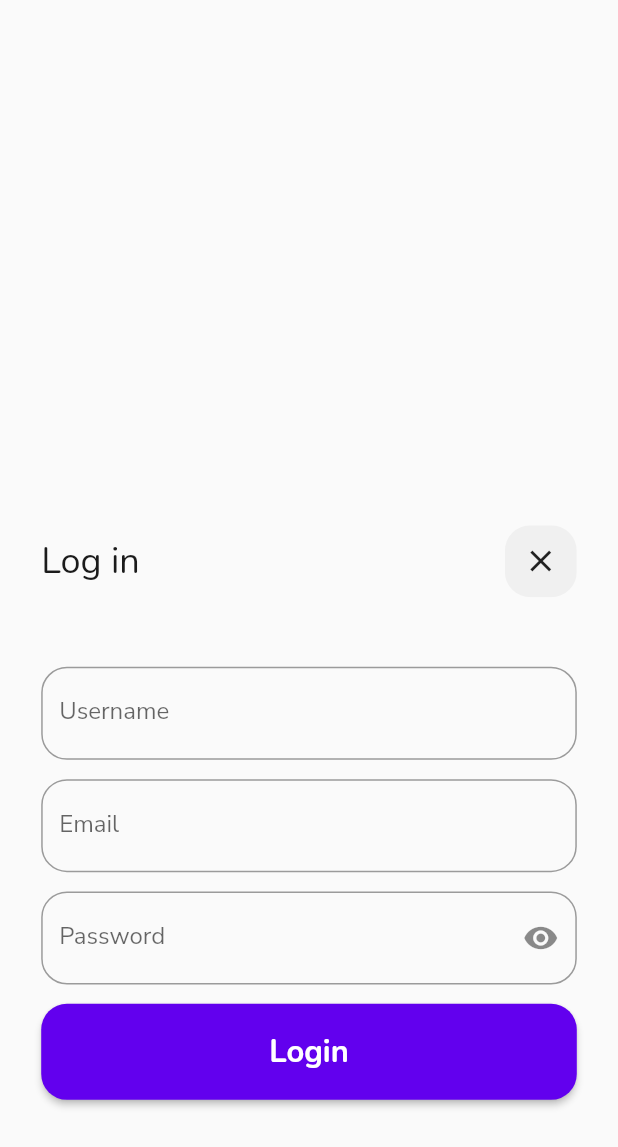
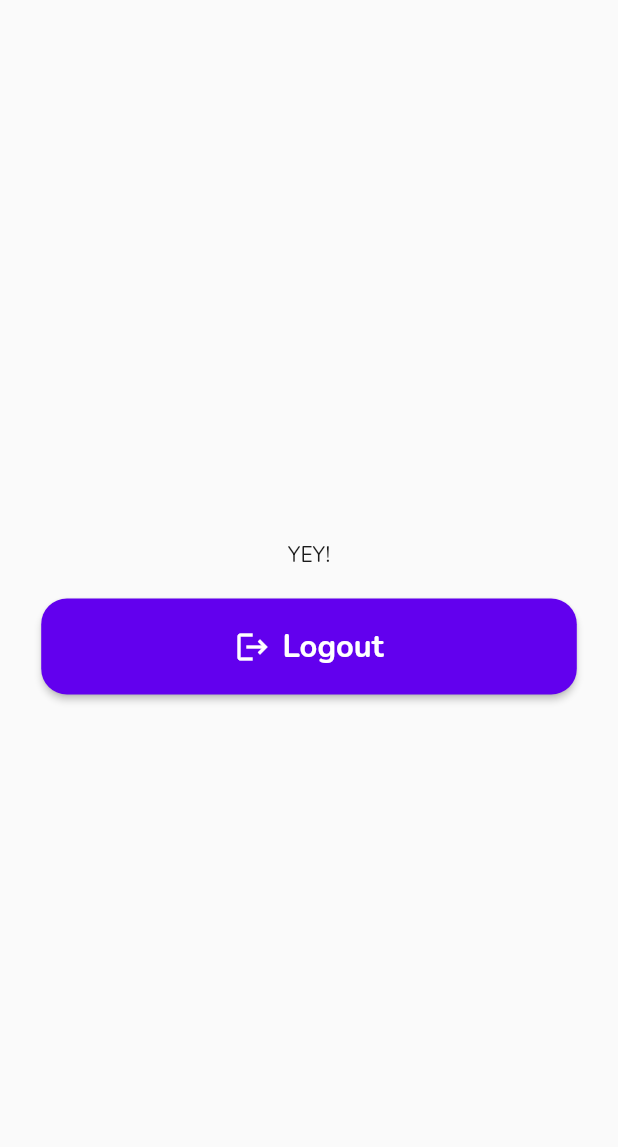
Before and after one commit to Guimmam/cards_app, a Flutter app: the LoginModalBottomSheet widget shown alone on an empty page, opened directly, after a tap on "Login", on a phone screen of 412 x 824 dp. Shown: the top 1147 px of the screen. Run offline on Flutter 3.47's test engine with Material 2 defaults, Android fonts, the phone set to English and light mode, and no system bars; our stand-ins replace firebase_auth, firebase_core, flutter_screenutil, font_awesome_flutter, google_fonts; missing offline and left inert: flutter_displaymode; accounts and stored records are empty; network calls fail.

Commit message:
login via email added

```diff
--- /dev/null
+++ b/lib/presentation/screens/home_screen.dart
@@ -0,0 +1,39 @@
+import 'package:firebase_auth/firebase_auth.dart';
+import 'package:flutter/material.dart';
+import 'package:flutter_screenutil/flutter_screenutil.dart';
+
+class HomeScreen extends StatelessWidget {
+  const HomeScreen({Key? key}) : super(key: key);
+
+  @override
+  Widget build(BuildContext context) {
+
+    final user = FirebaseAuth.instance.currentUser!;
+
+    return Scaffold(
+      body: SafeArea(
+        child: Padding(
+          padding: EdgeInsets.symmetric(horizontal: 24.w, vertical: 16.h),
+          child: Center(
+            child: Column(
+              mainAxisAlignment: MainAxisAlignment.center,
+              children: [
+                Text('YEY!'),
+                Text(user.email!),
+                SizedBox(
+                  width: double.infinity,
+                  child: ElevatedButton.icon(
+                      onPressed: () {
+                        FirebaseAuth.instance.signOut();
+                      },
+                      icon: Icon(Icons.logout),
+                      label: Text('Logout')),
+                )
+              ],
+            ),
+          ),
+        ),
+      ),
+    );
+  }
+}
--- a/lib/presentation/screens/welcome_screen.dart
+++ b/lib/presentation/screens/welcome_screen.dart
@@ -1,4 +1,4 @@
-import 'package:cards_app/presentation/screens/modal_bottom_sheet_create_account.dart';
+import 'package:cards_app/presentation/widgets/create_account_modal_bottom_sheet.dart';
 import 'package:cards_app/presentation/widgets/continue_with_button.dart';
 import 'package:cards_app/presentation/widgets/login_modal_bottom_sheet.dart';
 
@@ -108,6 +108,6 @@
         shape: RoundedRectangleBorder(
             borderRadius: BorderRadius.vertical(top: Radius.circular(15.r))),
         context: context,
-        builder: (context) => const ModalBottomSheetCreateAccount());
+        builder: (context) => const CreateAccountModalBottomSheet());
   }
 }
--- a/lib/presentation/widgets/login_modal_bottom_sheet.dart
+++ b/lib/presentation/widgets/login_modal_bottom_sheet.dart
@@ -1,4 +1,8 @@
+// ignore_for_file: await_only_futures
+import 'package:cards_app/main.dart';
 import 'package:cards_app/presentation/widgets/continue_with_button.dart';
+import 'package:firebase_auth/firebase_auth.dart';
+import 'package:firebase_core/firebase_core.dart';
 import 'package:flutter/material.dart';
 import 'package:flutter_screenutil/flutter_screenutil.dart';
 
@@ -11,7 +15,16 @@
 
 class _LoginModalBottomSheetState extends State<LoginModalBottomSheet> {
   final GlobalKey<FormState> _key = GlobalKey<FormState>();
-  final _passwordFocusNode = FocusNode();
+  final emailController = TextEditingController();
+  final passwordController = TextEditingController();
+
+  @override
+  void dispose() {
+    emailController.dispose();
+    passwordController.dispose();
+    super.dispose();
+  }
+
   bool _isHiddenPassword = true;
   bool _hasNumber = false;
   bool _hasSymbol = false;
@@ -96,14 +109,8 @@
                         child: Column(
                           children: [
                             TextFormField(
-                              //validator: validateUsername,
-                              decoration: const InputDecoration(
-                                  labelText: 'Username',
-                                  hintText: 'John Nowak'),
-                            ),
-                            SizedBox(height: 10.h),
-                            TextFormField(
                               //validator: validateEmail,
+                              controller: emailController,
                               decoration: const InputDecoration(
                                   labelText: 'Email',
                                   hintText: 'example@gmail.com'),
@@ -111,7 +118,7 @@
                             SizedBox(height: 10.h),
                             TextFormField(
                                 //validator: validatePassword,
-                                focusNode: _passwordFocusNode,
+                                controller: passwordController,
                                 onChanged: (password) =>
                                     onPasswordChanged(password),
                                 obscureText: _isHiddenPassword,
@@ -133,7 +140,11 @@
                             Padding(
                               padding: MediaQuery.of(context).viewInsets,
                               child: ContinueWithButton(
-                                  onPressed: () {},
+                                  onPressed: () async {
+                                    _key.currentState!.validate();
+                                    await logiIn();
+                                    Navigator.of(context).pop();
+                                  },
                                   text: 'Login',
                                   icon: Container()),
                             )
@@ -148,4 +159,15 @@
       ),
     );
   }
+
+  Future<void> logiIn() async {
+    try {
+      await FirebaseAuth.instance.signInWithEmailAndPassword(
+        email: emailController.text.trim(),
+        password: passwordController.text.trim(),
+      );
+    } on FirebaseAuthException catch (e) {
+      print(e);
+    }
+  }
 }
--- a/pubspec.yaml
+++ b/pubspec.yaml
@@ -35,7 +35,7 @@
   # Use with the CupertinoIcons class for iOS style icons.
   cupertino_icons: ^1.0.2
   flutter_bloc: ^8.0.1
-  bloc: ^8.0.2
+
   firebase_core: ^1.13.1
   firebase: ^9.0.2
   firebase_auth: ^3.3.9
@@ -44,6 +44,7 @@
   font_awesome_flutter: ^9.2.0
   flutter_displaymode: ^0.3.2
   flutter_launcher_icons: ^0.9.2
+  equatable: ^2.0.3
 
 
 
```
Also changed, not shown: lib/main.dart (+24 -1 lines), lib/presentation/widgets/create_account_modal_bottom_sheet.dart (renamed from lib/presentation/screens/modal_bottom_sheet_create_account.dart, +6 -6 lines), pubspec.lock.
